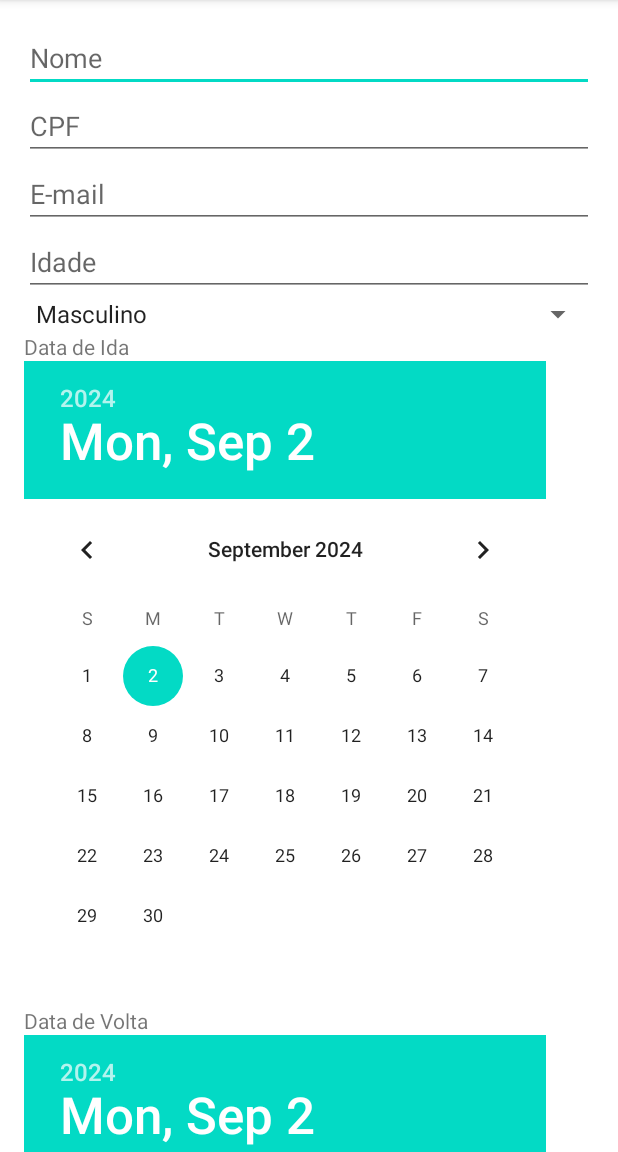
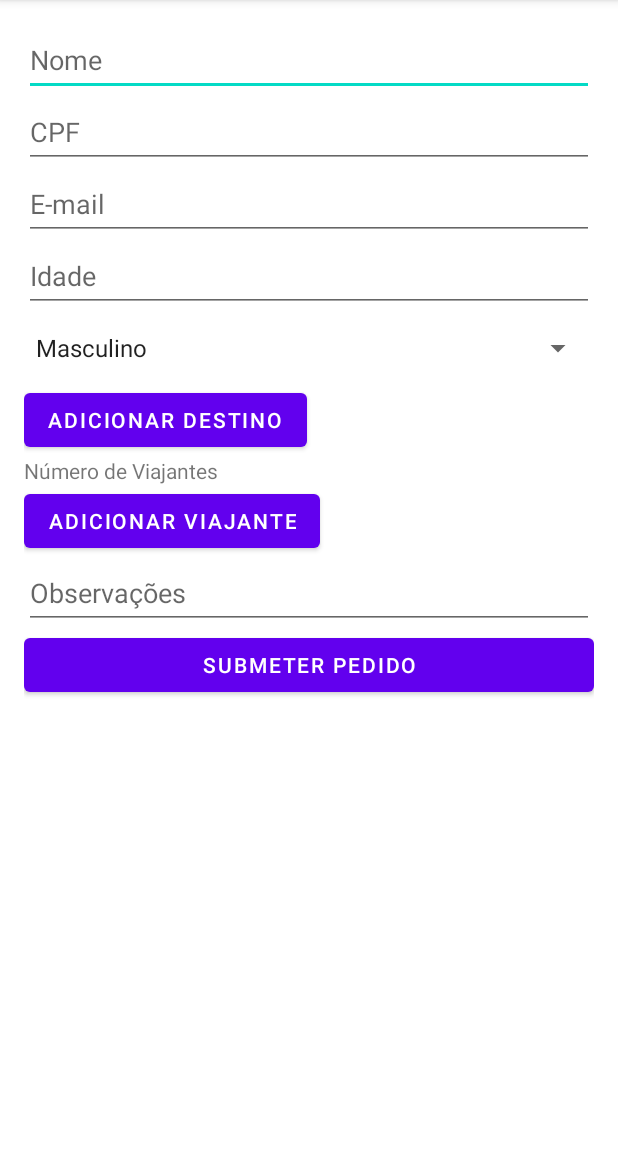
Before and after one commit to RenanFR/Role, an Android app built with Jetpack Compose: the screen it shows after launch (TravelRequestActivity), on a phone screen of 412 x 824 dp, the part 84-1236 px from its top. Run offline under Robolectric (Android 15) with nearby library versions, the phone set to English and light mode, and no system bars.

Commit message:
Allowing to add multiple destinations

```diff
--- a/app/src/main/java/com/agamatec/role/TravelRequestActivity.kt
+++ b/app/src/main/java/com/agamatec/role/TravelRequestActivity.kt
@@ -18,7 +18,9 @@ import java.io.IOException
 class TravelRequestActivity : AppCompatActivity() {
 
     private lateinit var travelersLayout: LinearLayout
+    private lateinit var destinationsLayout: LinearLayout
     private var travelerCount = 1
+    private var destinationCount = 1
 
     override fun onCreate(savedInstanceState: Bundle?) {
         super.onCreate(savedInstanceState)
@@ -27,10 +29,16 @@ class TravelRequestActivity : AppCompatActivity() {
         Log.d("TravelRequestActivity", "onCreate: Activity inicializada")
 
         travelersLayout = findViewById(R.id.travelers_layout)
+        destinationsLayout = findViewById(R.id.destinations_layout)
 
         findViewById<Button>(R.id.add_traveler_button).setOnClickListener {
             Log.d("TravelRequestActivity", "onCreate: Botão de adicionar viajante clicado")
             addTravelerForm()
+        }
+
+        findViewById<Button>(R.id.add_destination_button).setOnClickListener {
+            Log.d("TravelRequestActivity", "onCreate: Botão de adicionar destino clicado")
+            addDestinationForm()
         }
 
         findViewById<Button>(R.id.submit_button).setOnClickListener {
@@ -44,6 +52,13 @@ class TravelRequestActivity : AppCompatActivity() {
         val travelerForm = layoutInflater.inflate(R.layout.traveler_form, null)
         travelersLayout.addView(travelerForm)
         travelerCount++
+    }
+
+    private fun addDestinationForm() {
+        Log.d("TravelRequestActivity", "addDestinationForm: Adicionando formulário de destino")
+        val destinationForm = layoutInflater.inflate(R.layout.destination_form, null)
+        destinationsLayout.addView(destinationForm)
+        destinationCount++
     }
 
     private fun submitForm() {
@@ -63,10 +78,7 @@ class TravelRequestActivity : AppCompatActivity() {
 
             val client = OkHttpClient()
             val url = "http://10.0.2.2:8080/api/travel/submit"
-            val request = Request.Builder()
-                .url(url)
-                .post(requestBody)
-                .build()
+            val request = Request.Builder().url(url).post(requestBody).build()
 
             Log.d("TravelRequestActivity", "submitForm: Requisição construída, URL: $url")
 
@@ -103,9 +115,7 @@ class TravelRequestActivity : AppCompatActivity() {
                     Log.e("API_ERROR", "Exceção na requisição", e)
                     runOnUiThread {
                         Toast.makeText(
-                            this,
-                            "Erro ao conectar à API: ${e.message}",
-                            Toast.LENGTH_SHORT
+                            this, "Erro ao conectar à API: ${e.message}", Toast.LENGTH_SHORT
                         ).show()
                     }
                 }
@@ -120,8 +130,7 @@ class TravelRequestActivity : AppCompatActivity() {
 
     private fun navigateToNextSteps() {
         Log.d(
-            "TravelRequestActivity",
-            "navigateToNextSteps: Navegando para a tela de próximos passos"
+            "TravelRequestActivity", "navigateToNextSteps: Navegando para a tela de próximos passos"
         )
         val intent = Intent(this, NextStepsActivity::class.java)
         startActivity(intent)
--- a/app/src/main/res/layout/activity_travel_request.xml
+++ b/app/src/main/res/layout/activity_travel_request.xml
@@ -14,93 +14,49 @@
             android:id="@+id/name_edit_text"
             android:layout_width="match_parent"
             android:layout_height="wrap_content"
-            android:hint="Nome" />
+            android:hint="Nome"
+            android:minHeight="48dp" />
 
         <EditText
             android:id="@+id/cpf_edit_text"
             android:layout_width="match_parent"
             android:layout_height="wrap_content"
-            android:hint="CPF" />
+            android:hint="CPF"
+            android:minHeight="48dp" />
 
         <EditText
             android:id="@+id/email_edit_text"
             android:layout_width="match_parent"
             android:layout_height="wrap_content"
-            android:hint="E-mail" />
+            android:hint="E-mail"
+            android:minHeight="48dp" />
 
         <EditText
             android:id="@+id/age_edit_text"
             android:layout_width="match_parent"
             android:layout_height="wrap_content"
-            android:hint="Idade" />
+            android:hint="Idade"
+            android:minHeight="48dp" />
 
         <Spinner
             android:id="@+id/gender_spinner"
             android:layout_width="match_parent"
             android:layout_height="wrap_content"
-            android:entries="@array/gender_array" />
+            android:entries="@array/gender_array"
+            android:minHeight="48dp" />
 
 
-        <TextView
+        <LinearLayout
+            android:id="@+id/destinations_layout"
             android:layout_width="match_parent"
             android:layout_height="wrap_content"
-            android:text="Data de Ida" />
+            android:orientation="vertical" />
 
-        <DatePicker
-            android:id="@+id/departure_date_picker"
-            android:layout_width="match_parent"
-            android:layout_height="wrap_content" />
-
-        <TextView
-            android:layout_width="match_parent"
+        <Button
+            android:id="@+id/add_destination_button"
+            android:layout_width="wrap_content"
             android:layout_height="wrap_content"
-            android:text="Data de Volta" />
-
-        <DatePicker
-            android:id="@+id/return_date_picker"
-            android:layout_width="match_parent"
-            android:layout_height="wrap_content" />
-
-
-        <CheckBox
-            android:id="@+id/hotel_reserved_checkbox"
-            android:layout_width="match_parent"
-            android:layout_height="wrap_content"
-            android:text="Já tem hotel reservado?" />
-
-        <EditText
-            android:id="@+id/hotel_address_edit_text"
-            android:layout_width="match_parent"
-            android:layout_height="wrap_content"
-            android:hint="Endereço do Hotel" />
-
-
-        <EditText
-            android:id="@+id/destination_country_edit_text"
-            android:layout_width="match_parent"
-            android:layout_height="wrap_content"
-            android:hint="País de Destino" />
-
-        <EditText
-            android:id="@+id/destination_city_edit_text"
-            android:layout_width="match_parent"
-            android:layout_height="wrap_content"
-            android:hint="Cidade de Destino" />
-
-
-        <EditText
-            android:id="@+id/budget_edit_text"
-            android:layout_width="match_parent"
-            android:layout_height="wrap_content"
-            android:hint="Orçamento (ex: 1000 EUR, 500 GBP)" />
-
-
-        <EditText
-            android:id="@+id/travel_purpose_edit_text"
-            android:layout_width="match_parent"
-            android:layout_height="wrap_content"
-            android:hint="Propósito da Viagem" />
-
+            android:text="Adicionar Destino" />
 
         <TextView
             android:layout_width="match_parent"
@@ -124,13 +80,8 @@
             android:id="@+id/notes_edit_text"
             android:layout_width="match_parent"
             android:layout_height="wrap_content"
-            android:hint="Observações" />
-
-
-        <TextView
-            android:layout_width="match_parent"
-            android:layout_height="wrap_content"
-            android:text="Áreas de Interesse" />
+            android:hint="Observações"
+            android:minHeight="48dp" />
 
         <TableLayout
             android:id="@+id/interests_table"
```
Also changed, not shown: app/src/main/res/layout/destination_form.xml (added, +73 -0 lines).
